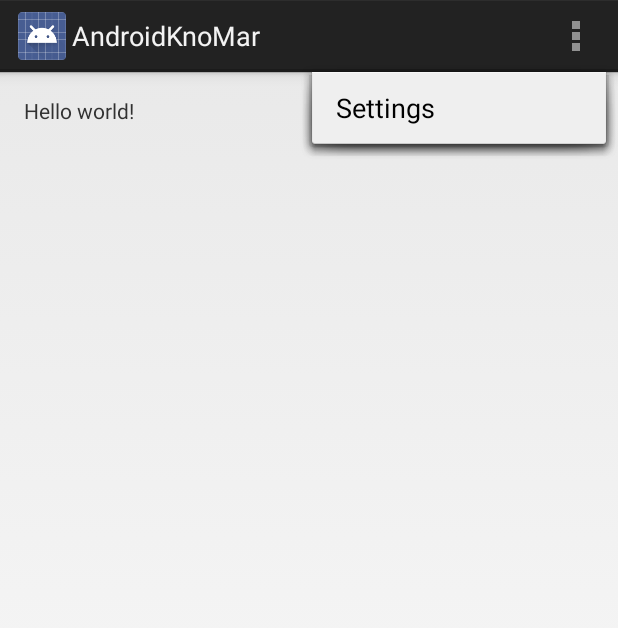
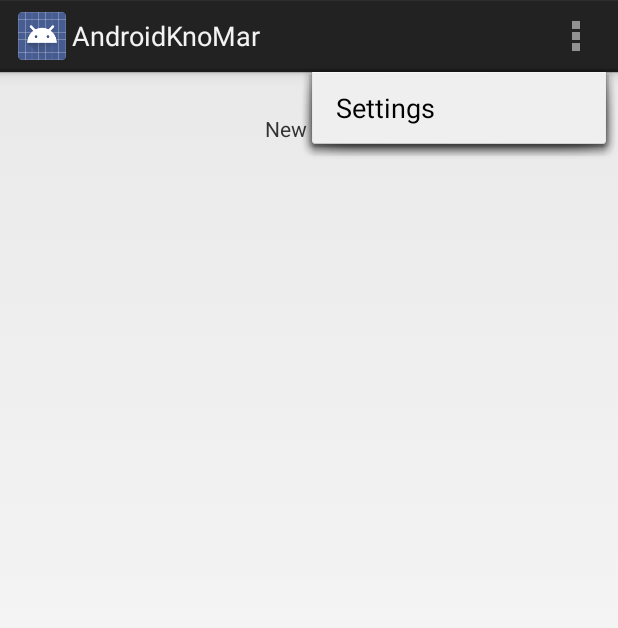
Before and after one commit to marchalvincent/android-knomar, an Android app: the screen it shows after launch (MainActivity), with the options menu open, on a phone screen of 412 x 824 dp. Shown: the top 628 px of the screen. Run offline under Robolectric (Android 15) with nearby library versions, the phone set to English and light mode, and no system bars.

Commit message:
push d?but des vues

```diff
--- /dev/null
+++ b/AndroidKnoMarProject/AndroidKnoMar/src/main/java/com/example/androidknomar/controller/LoadWorldAsyncTask.java
@@ -0,0 +1,61 @@
+package com.example.androidknomar.controller;
+
+import android.app.Activity;
+import android.os.AsyncTask;
+
+import com.example.androidknomar.R;
+import com.example.androidknomar.model.World;
+import com.example.androidknomar.view.ViewUsers;
+
+/**
+ * Created by marchal.vincent on 25/01/14.
+ */
+public class LoadWorldAsyncTask extends AsyncTask<Void, Integer, World> {
+
+    private Activity activity;
+
+    public LoadWorldAsyncTask(Activity activity) {
+        super();
+        this.activity = activity;
+    }
+
+    @Override
+    protected World doInBackground(Void... voids) {
+        // TODO Michel see URL.USERS
+        try {
+            Thread.sleep(2000);
+        } catch(Exception e) {
+
+        }
+        return null;
+    }
+
+    @Override
+    protected void onProgressUpdate(Integer... progress) {
+        super.onProgressUpdate(progress);
+    }
+
+    @Override
+    protected void onPreExecute() {
+        System.out.println("Début du parsing xml");
+    }
+
+    @Override
+    protected void onPostExecute(World result) {
+        System.out.println("Parsing xml finit");
+        // on fait passer la page suivante
+        activity.getFragmentManager().beginTransaction()
+                .replace(R.id.container, new ViewUsers())
+                .commit();
+    }
+
+    @Override
+    protected void onCancelled(World result) {
+        System.out.println(new StringBuilder().append("Arret du parsing xml ").append(result).toString());
+    }
+
+    @Override
+    protected void onCancelled() {
+        System.out.println("Arret du parsing xml");
+    }
+}
--- a/AndroidKnoMarProject/AndroidKnoMar/src/main/java/com/example/androidknomar/view/MainActivity.java
+++ b/AndroidKnoMarProject/AndroidKnoMar/src/main/java/com/example/androidknomar/view/MainActivity.java
@@ -12,6 +12,7 @@ import android.view.ViewGroup;
 import android.os.Build;
 
 import com.example.androidknomar.R;
+import com.example.androidknomar.controller.LoadWorldAsyncTask;
 
 public class MainActivity extends Activity {
 
@@ -25,6 +26,12 @@ public class MainActivity extends Activity {
                     .add(R.id.container, new PlaceholderFragment())
                     .commit();
         }
+
+        // TODO charger les XMLs
+        LoadWorldAsyncTask loader = new LoadWorldAsyncTask(this);
+        loader.execute();
+
+
     }
 
 
--- /dev/null
+++ b/AndroidKnoMarProject/AndroidKnoMar/src/main/java/com/example/androidknomar/view/ViewUsers.java
@@ -0,0 +1,26 @@
+package com.example.androidknomar.view;
+
+import android.app.Fragment;
+import android.os.Bundle;
+import android.view.LayoutInflater;
+import android.view.View;
+import android.view.ViewGroup;
+
+import com.example.androidknomar.R;
+
+/**
+ * Created by marchal.vincent on 25/01/14.
+ */
+public class ViewUsers extends Fragment {
+
+    public ViewUsers() {
+
+    }
+
+    @Override
+    public View onCreateView(LayoutInflater inflater, ViewGroup container,
+                             Bundle savedInstanceState) {
+        View rootView = inflater.inflate(R.layout.fragment_users, container, false);
+        return rootView;
+    }
+}
--- /dev/null
+++ b/AndroidKnoMarProject/AndroidKnoMar/src/main/res/layout/fragment_users.xml
@@ -0,0 +1,22 @@
+<?xml version="1.0" encoding="utf-8"?>
+
+<RelativeLayout xmlns:android="http://schemas.android.com/apk/res/android"
+    android:layout_width="match_parent" android:layout_height="match_parent">
+
+    <ListView
+        android:layout_width="fill_parent"
+        android:layout_height="fill_parent"
+        android:id="@+id/listView"
+        android:layout_alignParentTop="true"
+        android:layout_centerHorizontal="true"
+        android:layout_marginTop="117dp" />
+
+    <TextView
+        android:layout_width="wrap_content"
+        android:layout_height="wrap_content"
+        android:text="New Text"
+        android:id="@+id/textView"
+        android:layout_alignParentTop="true"
+        android:layout_centerHorizontal="true"
+        android:layout_marginTop="28dp" />
+</RelativeLayout>
--- a/AndroidKnoMarProject/AndroidKnoMar/src/main/res/values/strings.xml
+++ b/AndroidKnoMarProject/AndroidKnoMar/src/main/res/values/strings.xml
@@ -2,7 +2,7 @@
 <resources>
 
     <string name="app_name">AndroidKnoMar</string>
-    <string name="hello_world">Hello world!</string>
+    <string name="hello_world">Welcome to AndroidTweets!</string>
     <string name="action_settings">Settings</string>
 
 </resources>
```
Also changed, not shown: AndroidKnoMarProject/AndroidKnoMar/src/main/res/layout/fragment_main.xml (+17 -1 lines), AndroidKnoMarProject/AndroidKnoMar/src/main/java/com/example/androidknomar/util/AbstractParser.java (line endings or trailing spaces), AndroidKnoMarProject/AndroidKnoMar/src/main/res/drawable-hdpi/welcome.jpg (added), AndroidKnoMarProject/AndroidKnoMar/src/main/res/drawable-mdpi/welcome.jpg (added), AndroidKnoMarProject/AndroidKnoMar/src/main/res/drawable-xhdpi/welcome.jpg (added), AndroidKnoMarProject/AndroidKnoMar/src/main/res/drawable-xxhdpi/welcome.jpg (added), 45 other files.
